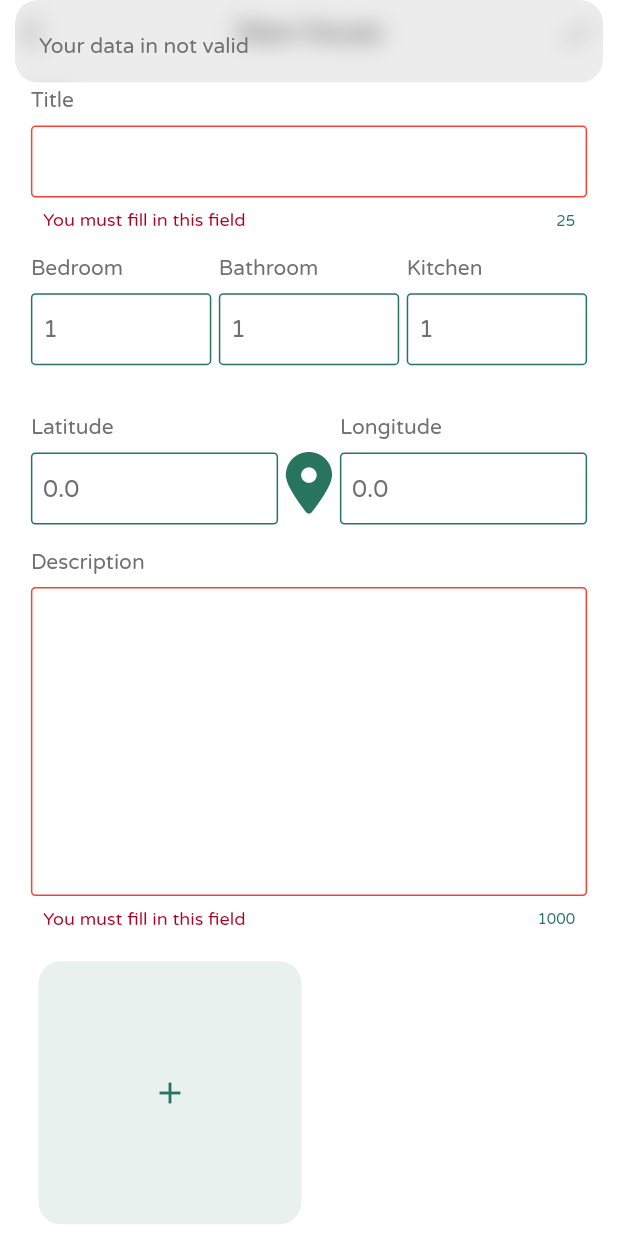
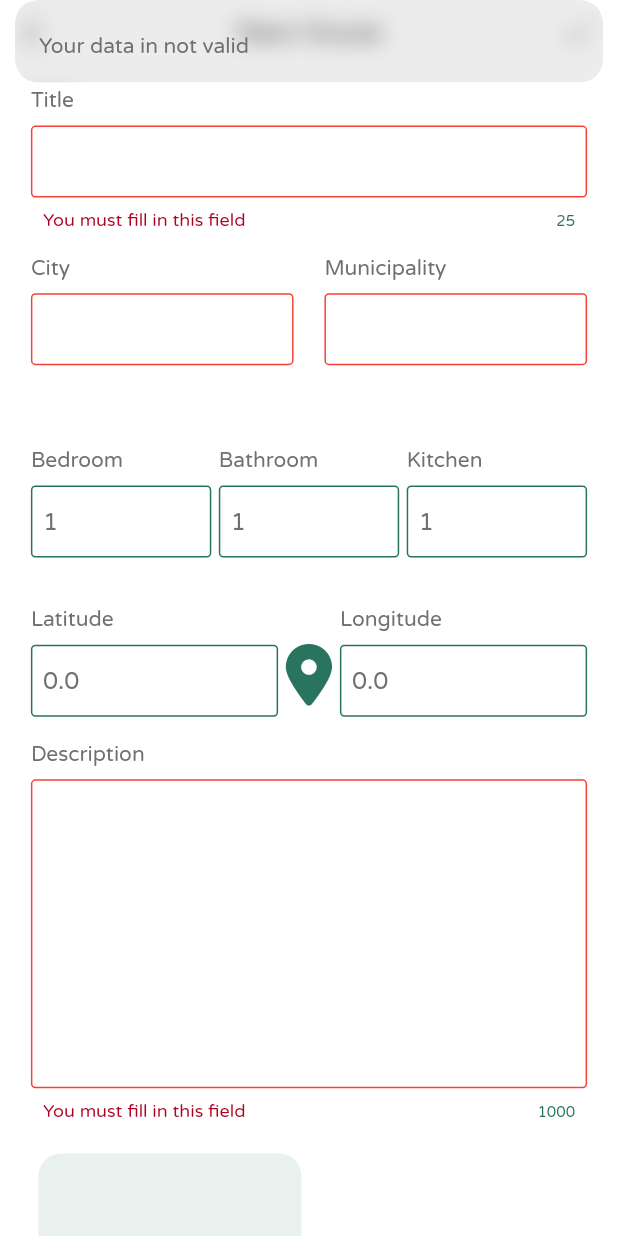
Before and after one commit to BrahimChouih/EkrilliApp, a Flutter app: the CreateHouseScreen screen opened directly, after a tap on the "check" icon, on a phone screen of 412 x 824 dp. Run offline on Flutter 3.47's test engine with Material 2 defaults, Android fonts, the phone set to English and light mode, and no system bars; our stand-ins replace animated_text_kit, awesome_notifications, carousel_slider, dio, firebase_core, firebase_messaging and 6 more; missing offline and left inert: map_launcher, skeleton_loader; accounts and stored records are empty.

Commit message:
fix some bugs

```diff
--- a/lib/auth/auth_api.dart
+++ b/lib/auth/auth_api.dart
@@ -79,7 +79,7 @@ class AuthAPI {
     });
 
     Response response = await dio.get(apiUrl, options: options).timeout(
-      const Duration(seconds: 10),
+      const Duration(seconds: 5),
       onTimeout: () {
         throw DioError(
           type: DioErrorType.connectTimeout,
--- a/lib/components/custom_text_form_field.dart
+++ b/lib/components/custom_text_form_field.dart
@@ -17,6 +17,7 @@ class CustomTextFormField extends StatefulWidget {
     this.maxChars,
     this.readOnly = false,
     this.onTap,
+    this.onChanged,
   }) : super(key: key);
 
   final TextEditingController? controller;
@@ -31,6 +32,7 @@ class CustomTextFormField extends StatefulWidget {
   final int? maxChars;
   final bool readOnly;
   final Function()? onTap;
+  final Function(String)? onChanged;
 
   @override
   State<CustomTextFormField> createState() => _CustomTextFormFieldState();
@@ -49,9 +51,7 @@ class _CustomTextFormFieldState extends State<CustomTextFormField> {
       maxLines: widget.maxLines,
       cursorColor: deepPrimaryColor,
       readOnly: widget.readOnly,
-      onChanged: (value) {
-        setState(() {});
-      },
+      onChanged: widget.onChanged,
       decoration: InputDecoration(
         focusedBorder: OutlineInputBorder(
           borderRadius: BorderRadius.circular(3),
--- a/lib/components/text_field_with_title.dart
+++ b/lib/components/text_field_with_title.dart
@@ -17,6 +17,7 @@ class TextFielWithTitle extends StatelessWidget {
     this.formKey,
     this.readOnly = false,
     this.onTap,
+    this.onChanged,
   }) : super(key: key);
 
   final TextEditingController controller;
@@ -30,6 +31,7 @@ class TextFielWithTitle extends StatelessWidget {
   final GlobalKey? formKey;
   String? Function(String?)? validator;
   final Function()? onTap;
+  final Function(String)? onChanged;
 
   @override
   Widget build(BuildContext context) {
@@ -48,6 +50,7 @@ class TextFielWithTitle extends StatelessWidget {
             expanded: expanded,
             onTap: onTap,
             maxLines: maxLines,
+            onChanged: onChanged,
             maxChars: maxChars,
             readOnly: readOnly,
             validator: validator ??
--- a/lib/data/api/api.dart
+++ b/lib/data/api/api.dart
@@ -1,6 +1,7 @@
 import 'package:dio/dio.dart' as d;
 
-const api = 'http://192.168.1.132:8000';
+String api = 'http://192.168.1.132:8000';
+// const api = 'http://192.168.1.132:8000';
 d.Dio dio = d.Dio();
 
 d.Options? options;
--- a/lib/models/city.dart
+++ b/lib/models/city.dart
@@ -21,4 +21,9 @@ class City {
     data['picture'] = picture;
     return data;
   }
+
+  @override
+  String toString() {
+    return name ?? super.toString();
+  }
 }
--- a/lib/models/municipality.dart
+++ b/lib/models/municipality.dart
@@ -21,4 +21,9 @@ class Municipality {
     data['city'] = city?.id;
     return data;
   }
+
+  @override
+  String toString() {
+    return name ?? super.toString();
+  }
 }
--- a/lib/screens/create_house_screen.dart
+++ b/lib/screens/create_house_screen.dart
@@ -29,24 +29,34 @@ class CreateHouseScreen extends StatefulWidget {
 class _CreateHouseScreenState extends State<CreateHouseScreen> {
   HouseController houseController = Get.find<HouseController>();
 
-  var houseTitleKey = GlobalKey<FormState>(
-    debugLabel: 'houseTitleKey',
+  var titleKey = GlobalKey<FormState>(
+    debugLabel: 'titleKey',
   );
 
-  var houseDescriptionKey = GlobalKey<FormState>(
-    debugLabel: 'houseDescriptionKey',
+  var descriptionKey = GlobalKey<FormState>(
+    debugLabel: 'descriptionKey',
   );
 
-  var houseLocationKey = GlobalKey<FormState>(
-    debugLabel: 'houseLocationKey',
+  var locationKey = GlobalKey<FormState>(
+    debugLabel: 'locationKey',
   );
 
-  var houseRoomsKey = GlobalKey<FormState>(
-    debugLabel: 'houseRoomsKey',
+  var roomsKey = GlobalKey<FormState>(
+    debugLabel: 'roomsKey',
+  );
+
+  var cityKey = GlobalKey<FormState>(
+    debugLabel: 'cityKey',
+  );
+
+  var municipalityKey = GlobalKey<FormState>(
+    debugLabel: 'municipalityKey',
   );
 
   TextEditingController titleController = TextEditingController();
   TextEditingController descriptionController = TextEditingController();
+  TextEditingController cityController = TextEditingController();
+  TextEditingController municipalityController = TextEditingController();
   TextEditingController bedroomController = TextEditingController(text: '1');
   TextEditingController bathroomController = TextEditingController(text: '1');
   TextEditingController kitchenController = TextEditingController(text: '1');
@@ -77,6 +87,10 @@ class _CreateHouseScreenState extends State<CreateHouseScreen> {
           widget.house!.locationLongitude!.toString();
 
       pictures = widget.house!.pictures;
+      municipality = widget.house!.municipality;
+      city = widget.house!.municipality!.city;
+      municipalityController.text = widget.house!.municipality!.name!;
+      cityController.text = widget.house!.municipality!.city!.name!;
     }
     initHouse();
     super.initState();
@@ -91,25 +105,28 @@ class _CreateHouseScreenState extends State<CreateHouseScreen> {
       kitchens: int.parse(kitchenController.text),
       locationLatitude: double.parse(locationLatitudeController.text),
       locationLongitude: double.parse(locationLongitudeController.text),
+      municipality: municipality,
       pictures: pictures,
     );
   }
 
   Future<void> submit() async {
-    final bool houseTitleValidate =
-        houseTitleKey.currentState?.validate() ?? false;
-    final bool houseDescriptionValidate =
-        houseDescriptionKey.currentState?.validate() ?? false;
-    final bool houseLocationValidate =
-        houseLocationKey.currentState?.validate() ?? false;
-    final bool houseRoomsValidate =
-        houseRoomsKey.currentState?.validate() ?? false;
-    final bool housePicturesValidate = pictures.isNotEmpty;
-    if (!(houseTitleValidate &&
-        houseDescriptionValidate &&
-        houseLocationValidate &&
-        houseRoomsValidate &&
-        housePicturesValidate)) {
+    final bool titleValidate = titleKey.currentState?.validate() ?? false;
+    final bool descriptionValidate =
+        descriptionKey.currentState?.validate() ?? false;
+    final bool locationValidate = locationKey.currentState?.validate() ?? false;
+    final bool roomsValidate = roomsKey.currentState?.validate() ?? false;
+    final bool cityValidate = cityKey.currentState?.validate() ?? false;
+    final bool municipalityValidate =
+        municipalityKey.currentState?.validate() ?? false;
+    final bool picturesValidate = pictures.isNotEmpty;
+    if (!(titleValidate &&
+        descriptionValidate &&
+        locationValidate &&
+        roomsValidate &&
+        cityValidate &&
+        municipalityValidate &&
+        picturesValidate)) {
       Get.snackbar(
         '',
         '',
@@ -123,7 +140,6 @@ class _CreateHouseScreenState extends State<CreateHouseScreen> {
 
   Future publish() async {
     initHouse();
-    house!.municipality = Municipality(id: 1);
     if (!widget.isUpdate) {
       await houseController.createHouse(house!);
     } else {
@@ -163,10 +179,14 @@ class _CreateHouseScreenState extends State<CreateHouseScreen> {
                   children: [
                     SizedBox(height: Get.height * 0.02),
                     TextFielWithTitle(
-                      formKey: houseTitleKey,
+                      formKey: titleKey,
                       controller: titleController,
                       title: 'Title',
                       maxChars: 25,
+                    ),
+                    Container(
+                      margin: EdgeInsets.symmetric(vertical: Get.height * 0.02),
+                      child: addressInput(),
                     ),
                     Container(
                       margin: EdgeInsets.symmetric(vertical: Get.height * 0.02),
@@ -177,7 +197,7 @@ class _CreateHouseScreenState extends State<CreateHouseScreen> {
                       child: locationCoordinates(),
                     ),
                     TextFielWithTitle(
-                      formKey: houseDescriptionKey,
+                      formKey: descriptionKey,
                       controller: descriptionController,
                       title: 'Description',
                       maxLines: 10,
@@ -205,7 +225,7 @@ class _CreateHouseScreenState extends State<CreateHouseScreen> {
   }
 
   Widget roomsNumberInput() => Form(
-        key: houseRoomsKey,
+        key: roomsKey,
         autovalidateMode: AutovalidateMode.always,
         child: Row(
           crossAxisAlignment: CrossAxisAlignment.start,
@@ -223,6 +243,46 @@ class _CreateHouseScreenState extends State<CreateHouseScreen> {
             numberField(
               'Kitchen',
               kitchenController,
+            ),
+          ],
+        ),
+      );
+
+  Widget addressInput() => Form(
+        // key: addressKey,
+        autovalidateMode: AutovalidateMode.always,
+        child: Row(
+          crossAxisAlignment: CrossAxisAlignment.start,
+          children: [
+            addressField<City>(
+              "City",
+              cityController,
+              formKey: cityKey,
+              items: houseController.cities,
+              onSelected: (value) {
+                if (city == null || value.id != city!.id) {
+                  city = value;
+                  cityController.text = value.name!;
+                  municipality = null;
+                  municipalityController.text = '';
+                  houseController.getMunicipalities(cityId: city!.id!);
+                }
+              },
+            ),
+            SizedBox(width: Get.width * 0.05),
+            GetBuilder<HouseController>(
+              id: houseController.municipalitiesId,
+              builder: (context) => addressField<Municipality>(
+                "Municipality",
+                municipalityController,
+                formKey: municipalityKey,
+                items: houseController.municipalities,
+                enabled: city != null,
+                onSelected: (value) {
+                  municipality = value;
+                  municipalityController.text = value.name!;
+                },
+              ),
             ),
           ],
         ),
@@ -251,7 +311,7 @@ class _CreateHouseScreenState extends State<CreateHouseScreen> {
       child: IgnorePointer(
         ignoring: true,
         child: Form(
-          key: houseLocationKey,
+          key: locationKey,
           autovalidateMode: AutovalidateMode.always,
           child: Stack(
             alignment: Alignment.center,
@@ -309,4 +369,45 @@ class _CreateHouseScreenState extends State<CreateHouseScreen> {
           },
         ),
       );
+
+  Widget addressField<T>(
+    String title,
+    TextEditingController controller, {
+    Function(T)? onSelected,
+    required List<T> items,
+    bool enabled = true,
+    GlobalKey? formKey,
+  }) =>
+      Expanded(
+        child: IgnorePointer(
+          ignoring: !enabled,
+          child: PopupMenuButton<T>(
+            itemBuilder: (BuildContext context) => items
+                .map(
+                  (e) => PopupMenuItem<T>(
+                    value: e,
+                    child: Text(e.toString()),
+                  ),
+                )
+                .toList(),
+            onSelected: onSelected,
+            child: IgnorePointer(
+              ignoring: true,
+              child: TextFielWithTitle(
+                title: title,
+                controller: controller,
+                formKey: formKey,
+                textInputType: TextInputType.number,
+                validator: (value) {
+                  // if (readOnly) return null;
+                  if (value == null || value == '') {
+                    return '';
+                  }
+                  return null;
+                },
+              ),
+            ),
+          ),
+        ),
+      );
 }
```
Also changed, not shown: lib/screens/ip_screen.dart (added, +35 -0 lines), lib/screens/offers_screen.dart (+6 -1 lines), lib/screens/splash_screen.dart (+8 -0 lines).
